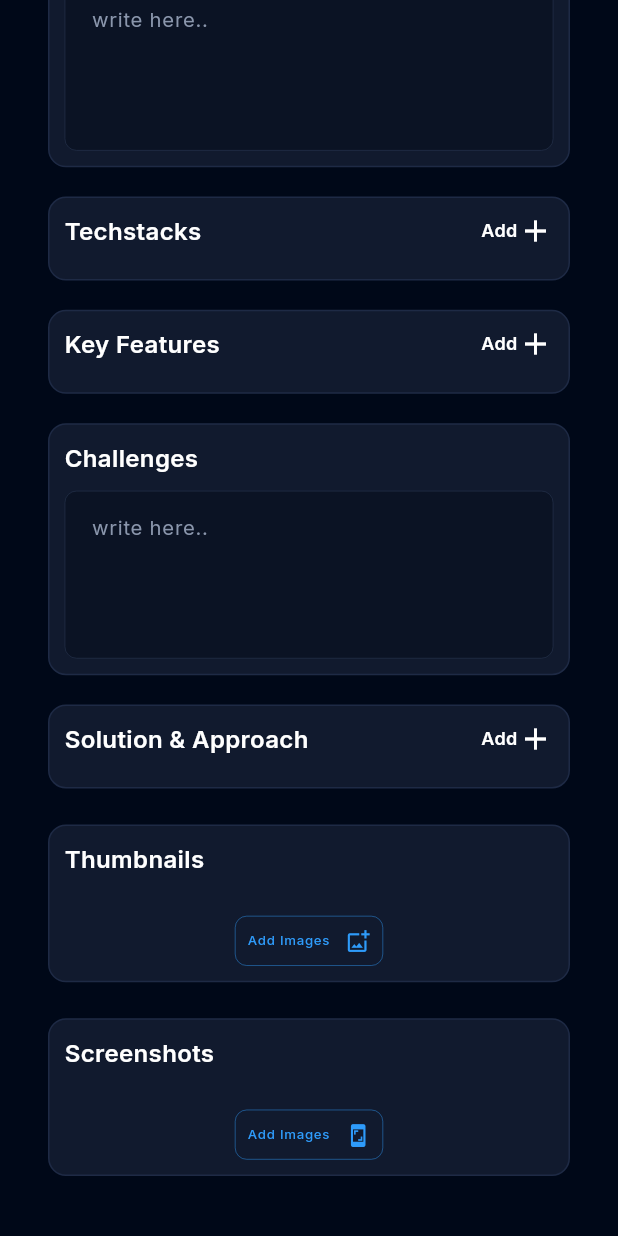
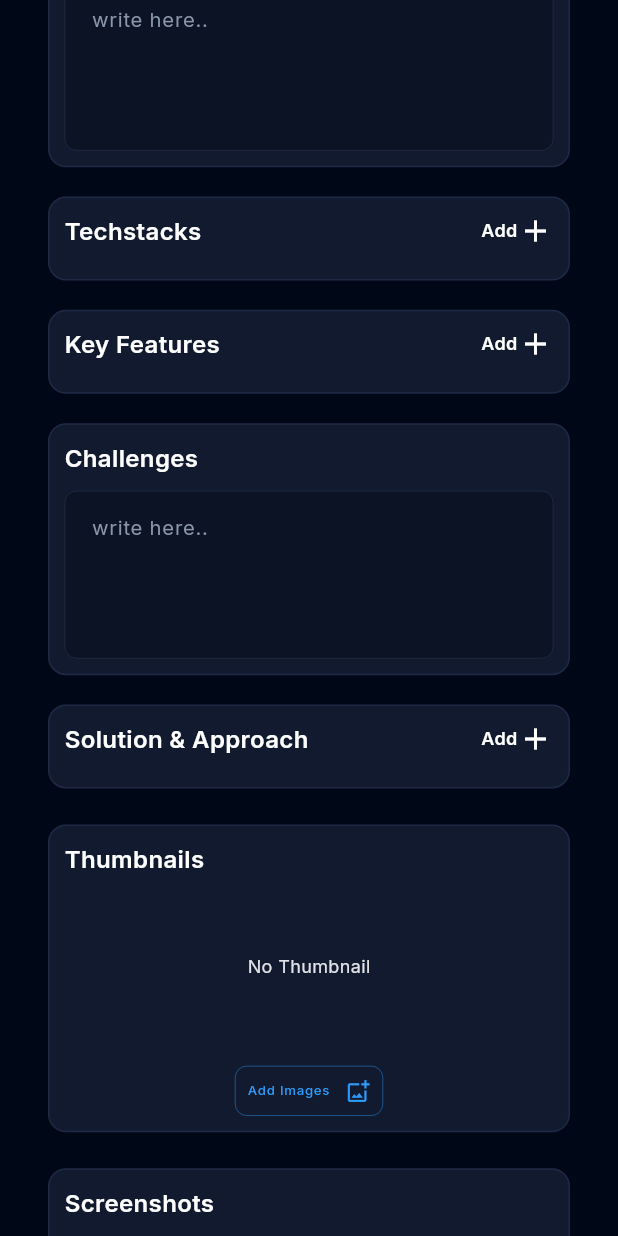
Before and after one commit to atikurzamanpallob/myporftolio, a Flutter app: the DashboardPage screen opened directly, scrolled down 1022 dp, on a phone screen of 412 x 824 dp. Run offline on Flutter 3.47's test engine with Material 3 defaults, Android fonts, the light colour scheme and no system bars; our stand-ins replace cached_network_image, equatable, file_picker, flutter_bloc, flutter_dotenv, flutter_screenutil and 8 more; missing offline and left inert: flutter_code_view, linear_progress_bar; accounts and stored records are empty; network calls fail; project files that could hold a hidden picture were left out.

Commit message:
images column changed to thumbnail

```diff
--- a/lib/features/dashboard/presentation/pages/add_project_page.dart
+++ b/lib/features/dashboard/presentation/pages/add_project_page.dart
@@ -32,7 +32,8 @@ class AddProjectPage extends StatefulWidget {
 }
 
 class _AddProjectPageState extends State<AddProjectPage> {
-  List<PlatformFile> files = [], screenShots = [];
+  List<PlatformFile> screenShots = [];
+  PlatformFile? thumbnail;
   List<KeyFeatureEntity> keyFeatures = [];
   List<TextEditingController> solutions = [];
   Category? category;
@@ -67,7 +68,6 @@ class _AddProjectPageState extends State<AddProjectPage> {
     mainList.clear();
     solutions.clear();
     keyFeatures.clear();
-    files.clear();
     screenShots.clear();
   }
 
@@ -173,7 +173,7 @@ class _AddProjectPageState extends State<AddProjectPage> {
           Icons.send_outlined,
           onTap: () {
             if (formKey.currentState?.validate() ?? false) {
-              if (techStacks.isNotEmpty && files.isNotEmpty) {
+              if (techStacks.isNotEmpty && thumbnail != null) {
                 context.read<DashBoardBloc>().add(
                   AddProjectEvent(
                     model: ProjectAddItem(
@@ -184,7 +184,7 @@ class _AddProjectPageState extends State<AddProjectPage> {
                       description: descriptionController.text,
                       link: projectLinkController.text,
                       technology: techStacks,
-                      files: files,
+                      thumbnail: thumbnail!,
                       role: projectRoleController.text,
                       platform: projectPlatformController.text,
                       overview: overviewController.text,
@@ -389,17 +389,22 @@ class _AddProjectPageState extends State<AddProjectPage> {
           child: Column(
             crossAxisAlignment: .center,
             children: [
-              ThumbnailPreview(files: files),
+              thumbnail != null
+                  ? ThumbnailPreview(files: [thumbnail!])
+                  : const SizedBox(
+                      height: 100,
+                      child: Center(child: Text("No Thumbnail")),
+                    ),
               const SizedBox(height: 16),
               CustomOutlinedButton(
                 onTap: () async {
                   FilePickerResult? results = await FilePicker.pickFiles(
-                    allowMultiple: true,
+                    allowMultiple: false,
                     type: FileType.custom,
                     withData: true,
                     allowedExtensions: ['jpg', 'jpeg', 'png'],
                   );
-                  files = results?.files ?? [];
+                  thumbnail = results?.files.first;
                   setState(() {});
                 },
                 label: "Add Images",
--- a/lib/features/projects/data/datasource/project_remote_data_impl.dart
+++ b/lib/features/projects/data/datasource/project_remote_data_impl.dart
@@ -23,7 +23,7 @@ class ProjectRemoteDataImp extends ProjectRemoteDatasource {
 
   @override
   Future<bool> addProject({required ProjectAddItem model}) async {
-    List<String> imageUrls = [], solutions = [], screenshots = [];
+    List<String> solutions = [], screenshots = [];
     List<Map<String, dynamic>> techList = [], keyFeatures = [];
     try {
       model.technology.forEach((tech) {
@@ -59,16 +59,13 @@ class ProjectRemoteDataImp extends ProjectRemoteDatasource {
           .single();
       int projectId = project['id'];
 
-      if (model.files.isNotEmpty) {
-        await Future.forEach(model.files, (file) async {
-          String? url = await getFileUrls(file: file, id: projectId);
-          if (url != null) {
-            imageUrls.add(url);
-          }
-        });
+      String? url = await getFileUrls(file: model.thumbnail, id: projectId);
+      if (url != null) {
+
+
         await client
             .from('projects')
-            .update({'images': imageUrls})
+            .update({'thumbnail': url})
             .eq('id', projectId);
       }
 
--- a/lib/features/projects/data/models/project_item_models.dart
+++ b/lib/features/projects/data/models/project_item_models.dart
@@ -11,7 +11,7 @@ class ProjectItemModels extends ProjectItem {
     required super.type,
     required super.description,
     required super.technology,
-    required super.images,
+    required super.thumbnail,
     required super.company,
   });
 
@@ -39,7 +39,7 @@ class ProjectItemModels extends ProjectItem {
       company: json['company'],
       description: json['description'],
       technology: technologies,
-      images: images,
+      thumbnail: json['thumbnail'],
     );
   }
 
@@ -51,7 +51,7 @@ class ProjectItemModels extends ProjectItem {
     map['type'] = type;
     map['description'] = description;
     map['technology'] = technology;
-    map['images'] = images;
+    map['thumbnail'] = thumbnail;
     map['company'] = company;
     return map;
   }
@@ -66,7 +66,7 @@ class ProjectItemModels extends ProjectItem {
       company: company,
       description: description,
       technology: technology,
-      images: images,
+      thumbnail: thumbnail,
     );
   }
 }
--- a/lib/features/projects/domain/entity/project_add_item.dart
+++ b/lib/features/projects/domain/entity/project_add_item.dart
@@ -16,7 +16,7 @@ class ProjectAddItem {
   final String challenges;
   final List<ProjectTechStack> technology;
   final List<KeyFeatureEntity> keyFeatures;
-  final List<PlatformFile> files;
+  final PlatformFile thumbnail;
   final List<PlatformFile> screenshots;
   final List<TextEditingController> solutions;
 
@@ -33,7 +33,7 @@ class ProjectAddItem {
     required this.challenges,
     required this.technology,
     required this.keyFeatures,
-    required this.files,
+    required this.thumbnail,
     required this.screenshots,
     required this.solutions,
   });
--- a/lib/features/projects/domain/entity/project_item.dart
+++ b/lib/features/projects/domain/entity/project_item.dart
@@ -9,7 +9,7 @@ class ProjectItem {
   final String link;
   final String company;
   final List<ProjectTechStack> technology;
-  List<String> images;
+  String thumbnail;
 
   ProjectItem({
     required this.id,
@@ -20,6 +20,6 @@ class ProjectItem {
     required this.company,
     required this.description,
     required this.technology,
-    required this.images,
+    required this.thumbnail,
   });
 }
--- a/lib/features/projects/presentation/widgets/project_card.dart
+++ b/lib/features/projects/presentation/widgets/project_card.dart
@@ -46,7 +46,7 @@ class ProjectCard extends StatelessWidget {
     return Column(
       crossAxisAlignment: CrossAxisAlignment.start,
       children: [
-        Center(child: ProjectThumbnails(imageUrls: project.images)),
+        Center(child: ProjectThumbnails(imageUrl: project.thumbnail)),
         SizedBox(height: 16.h),
         projectInfo(context),
         SizedBox(height: 16.h),
@@ -64,7 +64,7 @@ class ProjectCard extends StatelessWidget {
         Row(
           crossAxisAlignment: .start,
           children: [
-            ProjectThumbnails(imageUrls: project.images),
+            ProjectThumbnails(imageUrl: project.thumbnail),
             SizedBox(width: 10.w),
             Expanded(child: nameDescription(context)),
           ],
@@ -111,7 +111,7 @@ class ProjectCard extends StatelessWidget {
       child: Row(
         crossAxisAlignment: CrossAxisAlignment.center,
         children: [
-          ProjectThumbnails(imageUrls: project.images),
+          ProjectThumbnails(imageUrl: project.thumbnail),
           SizedBox(width: 28.w),
           Expanded(child: projectInfo(context)),
           SizedBox(width: 20.w),
--- a/lib/features/projects/presentation/widgets/project_hero_section.dart
+++ b/lib/features/projects/presentation/widgets/project_hero_section.dart
@@ -53,7 +53,7 @@ class ProjectHeroSection extends StatelessWidget {
   ) {
     return Column(
       children: [
-        ProjectThumbnails(imageUrls: projectInfo?.images ?? []),
+        ProjectThumbnails(imageUrl: projectInfo?.thumbnail ?? ""),
         SizedBox(height: 10.h),
         projectInfoWidget(context, projectInfo, details),
       ],
@@ -71,7 +71,7 @@ class ProjectHeroSection extends StatelessWidget {
           children: [
             Expanded(child: projectInfoWidget(context, projectInfo, details)),
             SizedBox(width: 10.w),
-            ProjectThumbnails(imageUrls: projectInfo?.images ?? []),
+            ProjectThumbnails(imageUrl: projectInfo?.thumbnail ?? ""),
           ],
         ),
       ],
@@ -90,7 +90,7 @@ class ProjectHeroSection extends StatelessWidget {
           child: projectInfoWidget(context, projectInfo, details),
         ),
         Expanded(flex: 2, child: SizedBox()),
-        ProjectThumbnails(imageUrls: projectInfo?.images ?? []),
+        ProjectThumbnails(imageUrl: projectInfo?.thumbnail ?? ""),
       ],
     );
   }
```
Also changed, not shown: lib/features/projects/presentation/widgets/project_thumbnails.dart (+3 -7 lines).
